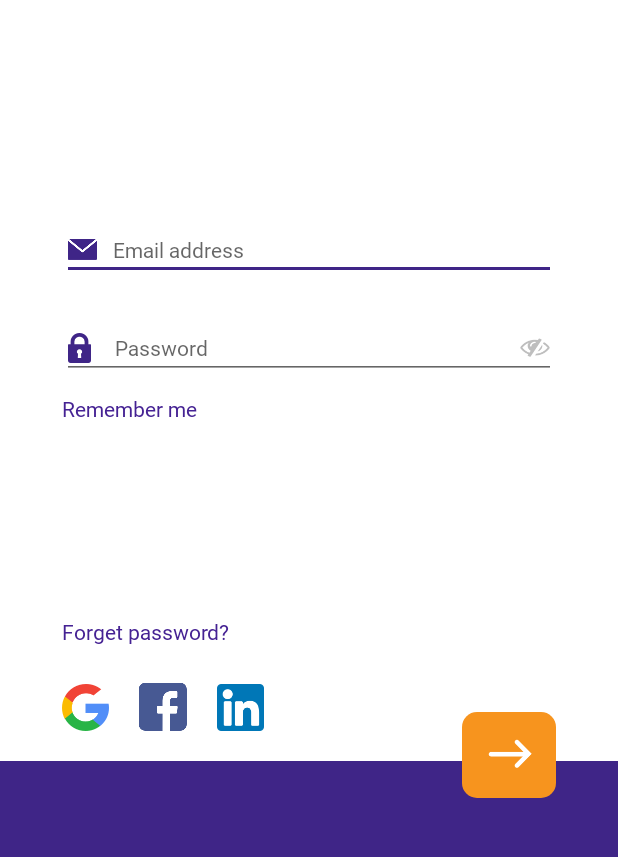
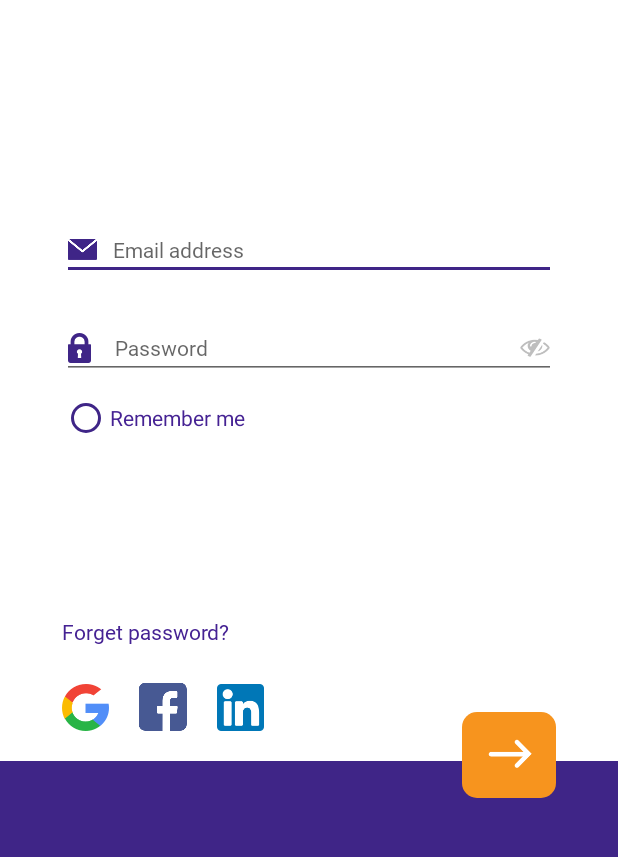
Before and after one commit to OrganizationTestRepository/Cozii, an Android app: the screen it shows after launch (SignUpAndSignInBaseActivity), on a phone screen of 412 x 824 dp, the part 351-1208 px from its top. Run offline under Robolectric (Android 15) with nearby library versions, the phone set to English and light mode, and no system bars.

Commit message:
Cozii Android: Change the cozii radio button to regular radio button

```diff
--- a/app/src/main/res/layout/fragment_login.xml
+++ b/app/src/main/res/layout/fragment_login.xml
@@ -135,7 +135,7 @@
         app:layout_constraintTop_toBottomOf="@id/et_login_username"
         app:font_name="RobotoRegular"/>
 
-    <com.cozii.coziiandroid.coziicustomviews.CoziiRadioButton
+    <RadioButton
         android:id="@+id/rb_remember_me"
         android:layout_width="wrap_content"
         android:layout_height="wrap_content"
@@ -145,8 +145,7 @@
         android:textColor="@color/color_login_remember_me"
         android:textSize="@dimen/login_edit_text_text_size"
         app:layout_constraintStart_toStartOf="@id/fragment_fourth_guide_line"
-        app:layout_constraintTop_toBottomOf="@+id/et_login_password"
-        app:font_name="RobotoRegular"/>
+        app:layout_constraintTop_toBottomOf="@+id/et_login_password" />
 
     <com.cozii.coziiandroid.coziicustomviews.CoziiTextView
         android:id="@+id/tv_forget_password"
```
